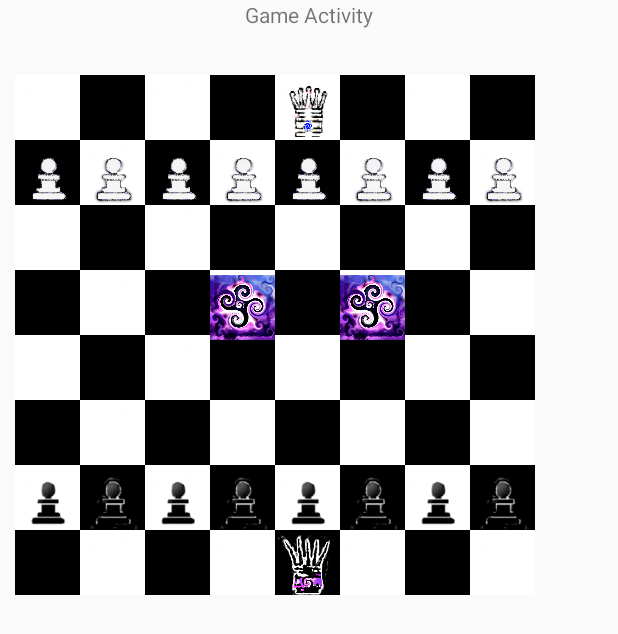
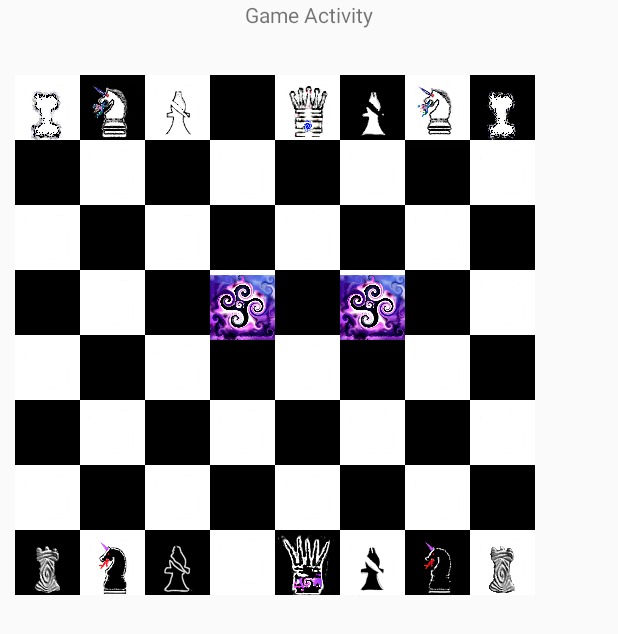
Before and after one commit to UMKCTeamSeven/OmniChessRandD, an Android app: the GameActivity screen opened directly, with no data from a screen before it, on a phone screen of 412 x 824 dp. Shown: the top 634 px of the screen. Run offline under Robolectric (Android 15) with nearby library versions, the phone set to English and light mode, and no system bars; libraries missing offline, so code that uses them is left out: junit.framework.

Commit message:
Pawns can't go through portals, removing from board until fixed
Crashes exist, need to identify all edge cases with crashes, and remove
them.

Portal functionality with queens seemed to work fine.

```diff
--- a/OmniChess/app/src/main/java/com/donthaveawebsite/mhy/ocfix/GameActivity.java
+++ b/OmniChess/app/src/main/java/com/donthaveawebsite/mhy/ocfix/GameActivity.java
@@ -142,25 +142,25 @@ public class GameActivity extends Activity implements OnClickListener
         theboard.getSpot(4,0).placePiece(blackQ);
         theboard.getSpot(4,0).getAppearance().setImageResource(R.drawable.ni_queen);
         //white pawns
-        Pawn whitepawn1 = new Pawn(true, 0,6,1);
+        /*Pawn whitepawn1 = new Pawn(true, 0,6,1);
         Pawn whitepawn2 = new Pawn(true, 1,6,1);
         Pawn whitepawn3 = new Pawn(true, 2,6,1);
         Pawn whitepawn4 = new Pawn(true, 3,6,1);
         Pawn whitepawn5 = new Pawn(true, 4,6,1);
         Pawn whitepawn6 = new Pawn(true, 5,6,1);
         Pawn whitepawn7 = new Pawn(true, 6,6,1);
-        Pawn whitepawn8 = new Pawn(true, 7,6,1);
+        Pawn whitepawn8 = new Pawn(true, 7,6,1);*/
 
-        whitepawn1.switchcolor();
+       /* whitepawn1.switchcolor();
         whitepawn2.switchcolor();
         whitepawn3.switchcolor();
         whitepawn4.switchcolor();
         whitepawn5.switchcolor();
         whitepawn6.switchcolor();
         whitepawn7.switchcolor();
-        whitepawn8.switchcolor();
+        whitepawn8.switchcolor();*/
 
-        theboard.getSpot(0, 6).placePiece(whitepawn1);
+        /*theboard.getSpot(0, 6).placePiece(whitepawn1);
         theboard.getSpot(0, 6).getAppearance().setImageResource(R.drawable.ni_pawnw);
         theboard.getSpot(1, 6).placePiece(whitepawn2);
         theboard.getSpot(1, 6).getAppearance().setImageResource(R.drawable.ni_pawnw);
@@ -175,13 +175,13 @@ public class GameActivity extends Activity implements OnClickListener
         theboard.getSpot(6, 6).placePiece(whitepawn7);
         theboard.getSpot(6, 6).getAppearance().setImageResource(R.drawable.ni_pawnw);
         theboard.getSpot(7, 6).placePiece(whitepawn8);
-        theboard.getSpot(7, 6).getAppearance().setImageResource(R.drawable.ni_pawnw);
+        theboard.getSpot(7, 6).getAppearance().setImageResource(R.drawable.ni_pawnw);*/
 
 
         //black pawns
 
 
-        Pawn testpawn1 = new Pawn(true,0,1,1);
+       /* Pawn testpawn1 = new Pawn(true,0,1,1);
         Pawn testpawn2 = new Pawn(true,1,1,1);
         Pawn testpawn3 = new Pawn(true,2,1,1);
         Pawn testpawn4 = new Pawn(true,3,1,1);
@@ -206,67 +206,67 @@ public class GameActivity extends Activity implements OnClickListener
         theboard.getSpot(6, 1).placePiece(testpawn7);
         theboard.getSpot(6,1).getAppearance().setImageResource(R.drawable.ni_pawn);
         theboard.getSpot(7, 1).placePiece(testpawn8);
-        theboard.getSpot(7,1).getAppearance().setImageResource(R.drawable.ni_pawn);
+        theboard.getSpot(7,1).getAppearance().setImageResource(R.drawable.ni_pawn);*/
 
 
         //knights
-        /*Knight whitetestknight = new Knight(true,  1, 7,1);
+        Knight whitetestknight = new Knight(true,  1, 7,1);
         Knight testknight = new Knight(true,1,0,1);
         Knight whiteknight = new Knight(true,  6, 7,1);
         Knight blackknight = new Knight(true,6,0,1);
-*/
+
         //rooks
-        /*Rook whitetestrook2 = new Rook(true, 0, 7,1);
+        Rook whitetestrook2 = new Rook(true, 0, 7,1);
         Rook whitetestrook3 = new Rook(true, 7, 7,1);
         Rook blackrook = new Rook(true, 0,0, 1);
-        Rook blackrook2 = new Rook(true, 7,0, 1);*/
+        Rook blackrook2 = new Rook(true, 7,0, 1);
 
-       /* //bishops
+ //bishops
         Bishop blackbish = new Bishop(true, 2,0,1);
         Bishop blackbish2 = new Bishop(true, 5,0,1);
         Bishop whitebish = new Bishop(true, 2,7,1);
-        Bishop whitebish2 = new Bishop(true, 5,7,1);*/
+        Bishop whitebish2 = new Bishop(true, 5,7,1);
 
-        /*//white pieces need color swap
+        //white pieces need color swap
         whitetestknight.switchcolor();
         whitetestrook2.switchcolor();
         whitetestrook3.switchcolor();
         whiteknight.switchcolor();
         whitebish.switchcolor();
-        whitebish2.switchcolor();*/
+        whitebish2.switchcolor();
 
 
 
-//        theboard.getSpot(1, 0).placePiece(testknight);
-//        theboard.getSpot(1,0).getAppearance().setImageResource(R.drawable.ni_bknight);
-//        theboard.getSpot(1, 7).placePiece(whitetestknight);
-//        theboard.getSpot(1,7).getAppearance().setImageResource(R.drawable.ni_wknight);
-//
-//        theboard.getSpot(6, 0).placePiece(blackknight);
-//        theboard.getSpot(6,0).getAppearance().setImageResource(R.drawable.ni_bknight);
-//        theboard.getSpot(6, 7).placePiece(whiteknight);
-//        theboard.getSpot(6,7).getAppearance().setImageResource(R.drawable.ni_wknight);
-//
-//        theboard.getSpot(2, 0).placePiece(blackbish);
-//        theboard.getSpot(2,0).getAppearance().setImageResource(R.drawable.ni_bishop);
-//        theboard.getSpot(5, 0).placePiece(blackbish2);
-//        theboard.getSpot(5,0).getAppearance().setImageResource(R.drawable.ni_bishop);
-//
-//        theboard.getSpot(2, 7).placePiece(whitebish);
-//        theboard.getSpot(2,7).getAppearance().setImageResource(R.drawable.ni_bishopw);
-//        theboard.getSpot(5, 7).placePiece(whitebish2);
-//        theboard.getSpot(5,7).getAppearance().setImageResource(R.drawable.ni_bishopw);
-//
-//
-//        theboard.getSpot(0, 7).placePiece(whitetestrook2);
-//        theboard.getSpot(0,7).getAppearance().setImageResource(R.drawable.ni_rookw);
-//        theboard.getSpot(7, 7).placePiece(whitetestrook3);
-//        theboard.getSpot(7,7).getAppearance().setImageResource(R.drawable.ni_rookw);
-//
-//        theboard.getSpot(7, 0).placePiece(blackrook2);
-//        theboard.getSpot(7,0).getAppearance().setImageResource(R.drawable.ni_rook);
-//        theboard.getSpot(0, 0).placePiece(blackrook);
-//        theboard.getSpot(0,0).getAppearance().setImageResource(R.drawable.ni_rook);
+        theboard.getSpot(1, 0).placePiece(testknight);
+        theboard.getSpot(1,0).getAppearance().setImageResource(R.drawable.ni_bknight);
+        theboard.getSpot(1, 7).placePiece(whitetestknight);
+        theboard.getSpot(1,7).getAppearance().setImageResource(R.drawable.ni_wknight);
+
+        theboard.getSpot(6, 0).placePiece(blackknight);
+        theboard.getSpot(6,0).getAppearance().setImageResource(R.drawable.ni_bknight);
+        theboard.getSpot(6, 7).placePiece(whiteknight);
+        theboard.getSpot(6,7).getAppearance().setImageResource(R.drawable.ni_wknight);
+
+        theboard.getSpot(2, 0).placePiece(blackbish);
+        theboard.getSpot(2,0).getAppearance().setImageResource(R.drawable.ni_bishop);
+        theboard.getSpot(5, 0).placePiece(blackbish2);
+        theboard.getSpot(5,0).getAppearance().setImageResource(R.drawable.ni_bishop);
+
+        theboard.getSpot(2, 7).placePiece(whitebish);
+        theboard.getSpot(2,7).getAppearance().setImageResource(R.drawable.ni_bishopw);
+        theboard.getSpot(5, 7).placePiece(whitebish2);
+        theboard.getSpot(5,7).getAppearance().setImageResource(R.drawable.ni_bishopw);
+
+
+        theboard.getSpot(0, 7).placePiece(whitetestrook2);
+        theboard.getSpot(0,7).getAppearance().setImageResource(R.drawable.ni_rookw);
+        theboard.getSpot(7, 7).placePiece(whitetestrook3);
+        theboard.getSpot(7,7).getAppearance().setImageResource(R.drawable.ni_rookw);
+
+        theboard.getSpot(7, 0).placePiece(blackrook2);
+        theboard.getSpot(7,0).getAppearance().setImageResource(R.drawable.ni_rook);
+        theboard.getSpot(0, 0).placePiece(blackrook);
+        theboard.getSpot(0,0).getAppearance().setImageResource(R.drawable.ni_rook);
 
 
         Player white = new Player('W');
```
Also changed, not shown: 2 other files.
